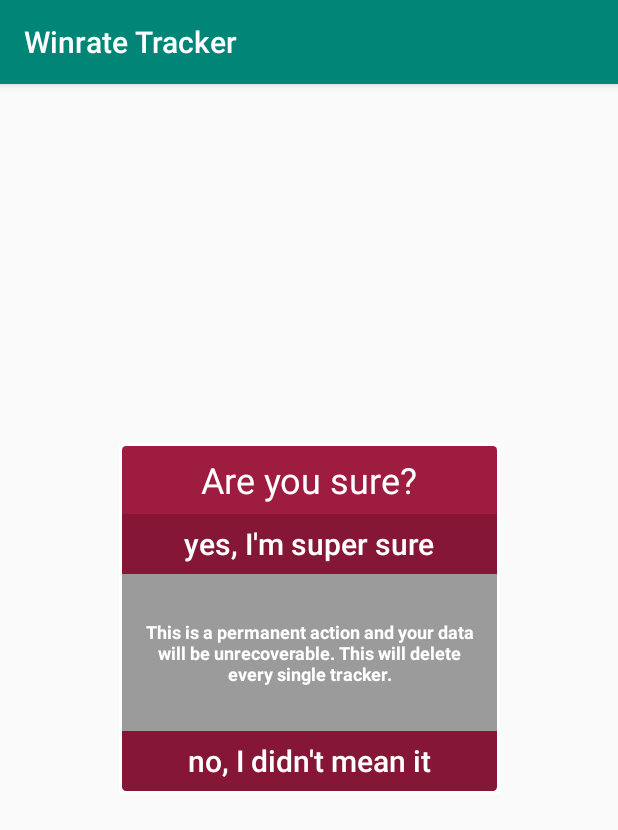
After one commit to Christopher-Steel/Winrate-Tracker, an Android app: the PopUpWindow screen opened directly, with no data from a screen before it, on a phone screen of 412 x 824 dp. The commit adds this screen. Shown: the top 830 px of the screen. Run offline under Robolectric (Android 15) with nearby library versions, the phone set to English and light mode, and no system bars; network calls fail.

Commit message:
Added ability to delete all trackers in the menu bar. Added a popup class to handle 'are you sure?' before deleting everything

```diff
--- a/app/src/main/java/com/dontpunchmugs/winratetracker/MainActivity.kt
+++ b/app/src/main/java/com/dontpunchmugs/winratetracker/MainActivity.kt
@@ -1,6 +1,8 @@
 package com.dontpunchmugs.winratetracker
 
+import android.app.Activity
 import android.content.Context
+import android.content.Intent
 import android.os.Bundle
 import androidx.appcompat.app.AppCompatActivity
 import android.view.Menu
@@ -57,6 +59,10 @@ class MainActivity : AppCompatActivity() {
                 createBatch()
                 true
             }
+            R.id.action_delete_everything -> {
+                confirmDeleteEverything()
+                true
+            }
             else -> super.onOptionsItemSelected(item)
         }
     }
@@ -96,6 +102,18 @@ class MainActivity : AppCompatActivity() {
         }
     }
 
+    private fun wipeSaveFileContents() {
+        saveToFile(batchListPath, gson.toJson(emptyList<String>()))
+    }
+
+    private fun deleteAllSavedBatches() {
+        val batchIds = loadBatchList()
+        batchIds.forEach {
+            val batch = WinLossBatch(uuid=UUID.fromString(it))
+            deleteFile(batch.getFilePath())
+        }
+    }
+
     private fun addBatchToList(batch: WinLossBatch, atTop: Boolean = false): WinLossBatchRenderer {
         val batchListView: LinearLayout = findViewById(R.id.batchList)
         val batchRenderer = WinLossBatchRenderer(applicationContext, batch)
@@ -106,4 +124,23 @@ class MainActivity : AppCompatActivity() {
         }
         return batchRenderer
     }
+
+    private fun clearList() {
+        val batchListView: LinearLayout = findViewById(R.id.batchList)
+        batchListView.removeAllViews()
+    }
+
+    override fun onActivityResult(requestCode: Int, resultCode: Int, data: Intent?) {
+        if (resultCode == Activity.RESULT_OK && requestCode == 0) {
+            // delete everything
+            clearList()
+            deleteAllSavedBatches()
+            wipeSaveFileContents()
+        }
+    }
+
+    private fun confirmDeleteEverything() {
+        val intent = Intent(this, PopUpWindow::class.java)
+        startActivityForResult(intent, 0)
+    }
 }
--- /dev/null
+++ b/app/src/main/java/com/dontpunchmugs/winratetracker/PopUpWindow.kt
@@ -0,0 +1,140 @@
+package com.dontpunchmugs.winratetracker
+
+import android.animation.Animator
+import android.animation.AnimatorListenerAdapter
+import android.animation.ArgbEvaluator
+import android.animation.ValueAnimator
+import android.app.Activity
+import android.graphics.Color
+import android.os.Build
+import android.os.Bundle
+import android.view.View
+import android.view.WindowManager
+import android.view.animation.DecelerateInterpolator
+import android.widget.Button
+import android.widget.TextView
+import androidx.appcompat.app.AppCompatActivity
+import androidx.cardview.widget.CardView
+import androidx.constraintlayout.widget.ConstraintLayout
+import androidx.core.graphics.ColorUtils
+
+class PopUpWindow : AppCompatActivity() {
+
+    private lateinit var popupTitle : TextView
+    private lateinit var popupText : TextView
+    private lateinit var popupYesButton : Button
+    private lateinit var popupNoButton : Button
+    private lateinit var popupCardView : CardView
+    private lateinit var popupBackground : ConstraintLayout
+    private var popupYesDelaySeconds = 0
+    private var isStatusBarDark = false
+
+    override fun onCreate(savedInstanceState: Bundle?) {
+        super.onCreate(savedInstanceState)
+        overridePendingTransition(0,0)
+        setContentView(R.layout.activity_pop_up_window)
+
+        popupTitle = findViewById(R.id.popup_window_title)
+        popupText = findViewById(R.id.popup_window_text)
+        popupYesButton = findViewById(R.id.popup_window_yes_button)
+        popupNoButton = findViewById(R.id.popup_window_no_button)
+        popupCardView = findViewById(R.id.popup_window_view_with_border)
+        popupBackground = findViewById(R.id.popup_window_background_container)
+
+        // Extra data from intent
+        val bundle = intent.extras
+        if (bundle != null) {
+            popupTitle.text = bundle.getString("popuptitle", popupTitle.text.toString())
+            popupText.text = bundle.getString("popuptext", popupText.text.toString())
+            popupYesButton.text = bundle.getString("popupyestext", popupYesButton.text.toString())
+            popupNoButton.text = bundle.getString("popupnotext", popupNoButton.text.toString())
+            popupYesDelaySeconds = bundle.getInt("popupyesdelayseconds", popupYesDelaySeconds)
+            isStatusBarDark = bundle.getBoolean("darkstatusbar", isStatusBarDark)
+        }
+
+        // Set the Status bar appearance for different API levels
+        if (Build.VERSION.SDK_INT in 19..20) {
+            setWindowFlag(this, true)
+        }
+        if (Build.VERSION.SDK_INT >= 19) {
+            window.decorView.systemUiVisibility =
+                View.SYSTEM_UI_FLAG_LAYOUT_STABLE or View.SYSTEM_UI_FLAG_LAYOUT_FULLSCREEN
+        }
+        if (Build.VERSION.SDK_INT >= 21) {
+            if (Build.VERSION.SDK_INT >= Build.VERSION_CODES.M) {
+                // If you want dark status bar, set darkStatusBar to true
+                if (isStatusBarDark) {
+                    this.window.decorView.systemUiVisibility =
+                        View.SYSTEM_UI_FLAG_LAYOUT_FULLSCREEN or View.SYSTEM_UI_FLAG_LIGHT_STATUS_BAR
+                }
+                this.window.statusBarColor = Color.TRANSPARENT
+                setWindowFlag(this, false)
+            }
+        }
+
+        // Fade animation for the background of Popup Window
+        val alpha = 100 //between 0-255
+        val alphaColor = ColorUtils.setAlphaComponent(Color.parseColor("#000000"), alpha)
+        val colorAnimation = ValueAnimator.ofObject(ArgbEvaluator(), Color.TRANSPARENT, alphaColor)
+        colorAnimation.duration = 500 // milliseconds
+        colorAnimation.addUpdateListener { animator ->
+            popupBackground.setBackgroundColor(animator.animatedValue as Int)
+        }
+        colorAnimation.start()
+
+        // Fade animation for the Popup Window
+        popupCardView.alpha = 0f
+        popupCardView.animate().alpha(1f).setDuration(500).setInterpolator(
+            DecelerateInterpolator()
+        ).start()
+
+        popupYesButton.setOnClickListener {
+            setResult(Activity.RESULT_OK)
+            onBackPressed()
+        }
+
+        // Close the Popup Window when you press the button
+        popupNoButton.setOnClickListener {
+            setResult(Activity.RESULT_CANCELED)
+            onBackPressed()
+        }
+    }
+
+    private fun setWindowFlag(activity: Activity, on: Boolean) {
+        val win = activity.window
+        val winParams = win.attributes
+        if (on) {
+            winParams.flags = winParams.flags or WindowManager.LayoutParams.FLAG_TRANSLUCENT_STATUS
+        } else {
+            winParams.flags = winParams.flags and WindowManager.LayoutParams.FLAG_TRANSLUCENT_STATUS.inv()
+        }
+        win.attributes = winParams
+    }
+
+    override fun onBackPressed() {
+        // Fade animation for the background of Popup Window when you press the back button
+        val alpha = 100 // between 0-255
+        val alphaColor = ColorUtils.setAlphaComponent(Color.parseColor("#000000"), alpha)
+        val colorAnimation = ValueAnimator.ofObject(ArgbEvaluator(), alphaColor, Color.TRANSPARENT)
+        colorAnimation.duration = 500 // milliseconds
+        colorAnimation.addUpdateListener { animator ->
+            popupBackground.setBackgroundColor(
+                animator.animatedValue as Int
+            )
+        }
+
+        // Fade animation for the Popup Window when you press the back button
+        popupCardView.animate().alpha(0f).setDuration(500).setInterpolator(
+            DecelerateInterpolator()
+        ).start()
+
+        // After animation finish, close the Activity
+        colorAnimation.addListener(object : AnimatorListenerAdapter() {
+            override fun onAnimationEnd(animation: Animator) {
+                finish()
+                overridePendingTransition(0, 0)
+            }
+        })
+        colorAnimation.start()
+    }
+}
--- a/app/src/main/java/com/dontpunchmugs/winratetracker/WinLossBatch.kt
+++ b/app/src/main/java/com/dontpunchmugs/winratetracker/WinLossBatch.kt
@@ -47,7 +47,7 @@ class WinLossBatch (
         losses = data.losses
     }
 
-    private fun getFilePath(): String {
+    fun getFilePath(): String {
         return "${uuid.toString()}.json"
     }
 
--- /dev/null
+++ b/app/src/main/res/layout/activity_pop_up_window.xml
@@ -0,0 +1,118 @@
+<?xml version="1.0" encoding="utf-8"?>
+<androidx.constraintlayout.widget.ConstraintLayout
+    xmlns:android="http://schemas.android.com/apk/res/android"
+    xmlns:app="http://schemas.android.com/apk/res-auto"
+    xmlns:tools="http://schemas.android.com/tools"
+    android:id="@+id/popup_window_background"
+    android:layout_width="match_parent"
+    android:layout_height="match_parent"
+    tools:context=".PopUpWindow">
+
+
+    <androidx.cardview.widget.CardView
+        android:id="@+id/popup_window_view_with_border"
+        android:layout_width="wrap_content"
+        android:layout_height="wrap_content"
+        android:layout_centerHorizontal="true"
+        android:layout_centerVertical="true"
+        app:cardBackgroundColor="#FFFFFF"
+        app:cardCornerRadius="3dp"
+        app:cardElevation="0dp"
+        app:cardMaxElevation="0dp"
+        app:cardPreventCornerOverlap="false"
+        app:layout_constraintBottom_toBottomOf="parent"
+        app:layout_constraintLeft_toLeftOf="parent"
+        app:layout_constraintRight_toRightOf="parent"
+        app:layout_constraintTop_toTopOf="parent">
+
+        <androidx.cardview.widget.CardView
+            android:id="@+id/popup_window_view"
+            android:layout_width="wrap_content"
+            android:layout_height="wrap_content"
+            android:layout_centerInParent="true"
+            android:layout_margin="2dp"
+            app:cardBackgroundColor="@android:color/white"
+            app:cardCornerRadius="3dp"
+            app:cardElevation="0dp"
+            app:cardMaxElevation="0dp"
+            app:cardPreventCornerOverlap="false">
+
+            <androidx.constraintlayout.widget.ConstraintLayout
+                android:id="@+id/popup_window_background_container"
+                android:layout_width="250dp"
+                android:minHeight="230dp"
+                android:background="#bc214b"
+                android:layout_height="wrap_content"
+                android:layout_centerInParent="true">
+
+                <androidx.appcompat.widget.AppCompatTextView
+                    android:id="@+id/popup_window_text"
+                    android:layout_width="match_parent"
+                    android:layout_height="match_parent"
+                    android:layout_marginStart="8dp"
+                    android:layout_marginTop="8dp"
+                    android:layout_marginEnd="8dp"
+                    android:layout_marginBottom="8dp"
+                    android:text="This is a permanent action and your data will be unrecoverable. This will delete every single tracker."
+                    android:gravity="center"
+                    android:textAlignment="center"
+                    android:textStyle="bold"
+                    android:textColor="#FFFFFF"
+                    android:textSize="12sp"
+                    app:layout_constraintBottom_toTopOf="@+id/popup_window_no_button"
+                    app:layout_constraintEnd_toEndOf="parent"
+                    app:layout_constraintStart_toStartOf="parent"
+                    app:layout_constraintTop_toBottomOf="@+id/popup_window_yes_button" />
+
+                <androidx.appcompat.widget.AppCompatTextView
+                    android:id="@+id/popup_window_title"
+                    android:layout_width="match_parent"
+                    android:layout_height="45dp"
+                    app:autoSizeTextType="uniform"
+                    app:autoSizeMaxTextSize="24dp"
+                    android:background="#9E1C40"
+                    android:text="Are you sure?"
+                    android:gravity="center"
+                    android:textAlignment="center"
+                    android:textColor="#FFFFFF"
+                    android:textSize="20sp"
+                    app:layout_constraintEnd_toEndOf="parent"
+                    app:layout_constraintStart_toStartOf="parent"
+                    app:layout_constraintTop_toTopOf="parent" />
+
+
+                <Button
+                    android:id="@+id/popup_window_yes_button"
+                    style="?android:attr/borderlessButtonStyle"
+                    android:layout_width="match_parent"
+                    android:layout_height="40dp"
+                    android:background="#851635"
+                    android:text="yes, I'm super sure"
+                    android:textAllCaps="false"
+                    android:textColor="#FFFFFF"
+                    android:textSize="20sp"
+                    app:layout_constraintEnd_toEndOf="parent"
+                    app:layout_constraintHorizontal_bias="0.0"
+                    app:layout_constraintStart_toStartOf="parent"
+                    app:layout_constraintTop_toBottomOf="@+id/popup_window_title" />
+
+                <Button
+                    android:id="@+id/popup_window_no_button"
+                    style="?android:attr/borderlessButtonStyle"
+                    android:layout_width="match_parent"
+                    android:layout_height="40dp"
+                    android:background="#851635"
+                    android:text="no, I didn't mean it"
+                    android:textAllCaps="false"
+                    android:textColor="#FFFFFF"
+                    android:textSize="20sp"
+                    app:layout_constraintBottom_toBottomOf="parent"
+                    app:layout_constraintEnd_toEndOf="parent"
+                    app:layout_constraintStart_toStartOf="parent" />
+
+            </androidx.constraintlayout.widget.ConstraintLayout>
+
+        </androidx.cardview.widget.CardView>
+    </androidx.cardview.widget.CardView>
+
+</androidx.constraintlayout.widget.ConstraintLayout>
--- a/app/src/main/res/menu/menu_main.xml
+++ b/app/src/main/res/menu/menu_main.xml
@@ -7,4 +7,9 @@
         android:icon="@drawable/ic_add_black_24dp"
         android:orderInCategory="100"
         app:showAsAction="always"/>
+    <item android:id="@+id/action_delete_everything"
+        android:title="Delete everything"
+        android:icon="@drawable/ic_add_black_24dp"
+        android:orderInCategory="200"
+        app:showAsAction="never"/>
 </menu>
```
Also changed, not shown: app/build.gradle (+4 -3 lines), app/src/main/AndroidManifest.xml (+4 -4 lines), 2 other files.
